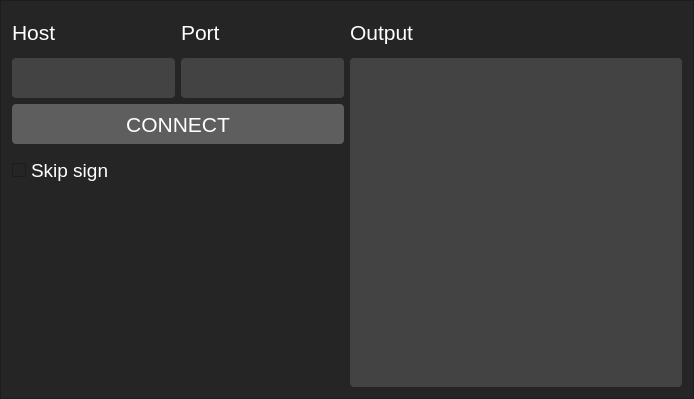
Before: the Qt Designer form src/setting/settingsframe.ui in OracleChain/EOSDevHelper, drawn with Qt 5.
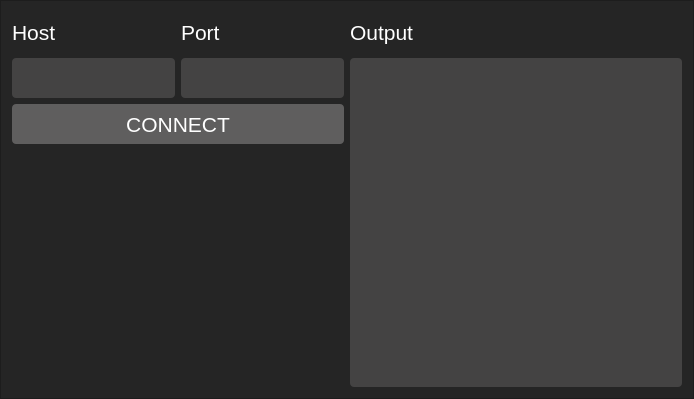
After: the same form once the commit is applied.

Patch:
```diff
--- a/src/setting/settingsframe.ui
+++ b/src/setting/settingsframe.ui
@@ -163,29 +163,6 @@
        </property>
       </widget>
      </item>
-     <item>
-      <widget class="QCheckBox" name="checkBoxSkipSignature">
-       <property name="minimumSize">
-        <size>
-         <width>0</width>
-         <height>40</height>
-        </size>
-       </property>
-       <property name="font">
-        <font>
-         <family>Arial</family>
-         <pointsize>14</pointsize>
-        </font>
-       </property>
-       <property name="styleSheet">
-        <string notr="true">background-color: rgb(37, 37, 37);
-color: rgb(255, 255, 255);</string>
-       </property>
-       <property name="text">
-        <string>Skip sign</string>
-       </property>
-      </widget>
-     </item>
      <item>
       <spacer name="verticalSpacer">
        <property name="orientation">
```
